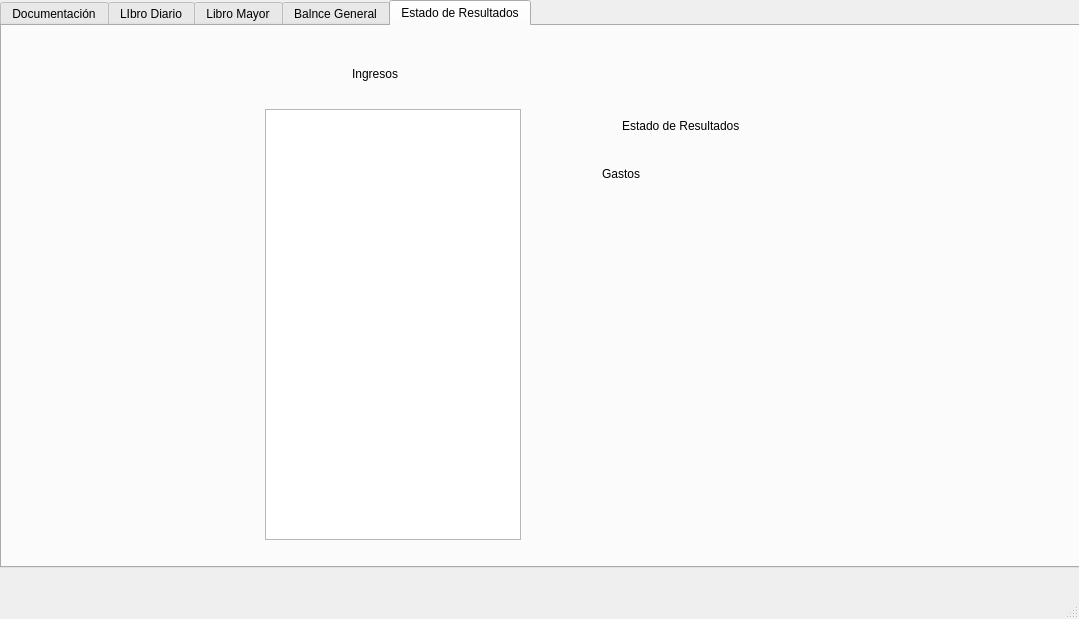
The window that mainwindow.ui (pabloflores465/Proyecto-Informatica-3) describes before a commit, drawn with Qt 5.
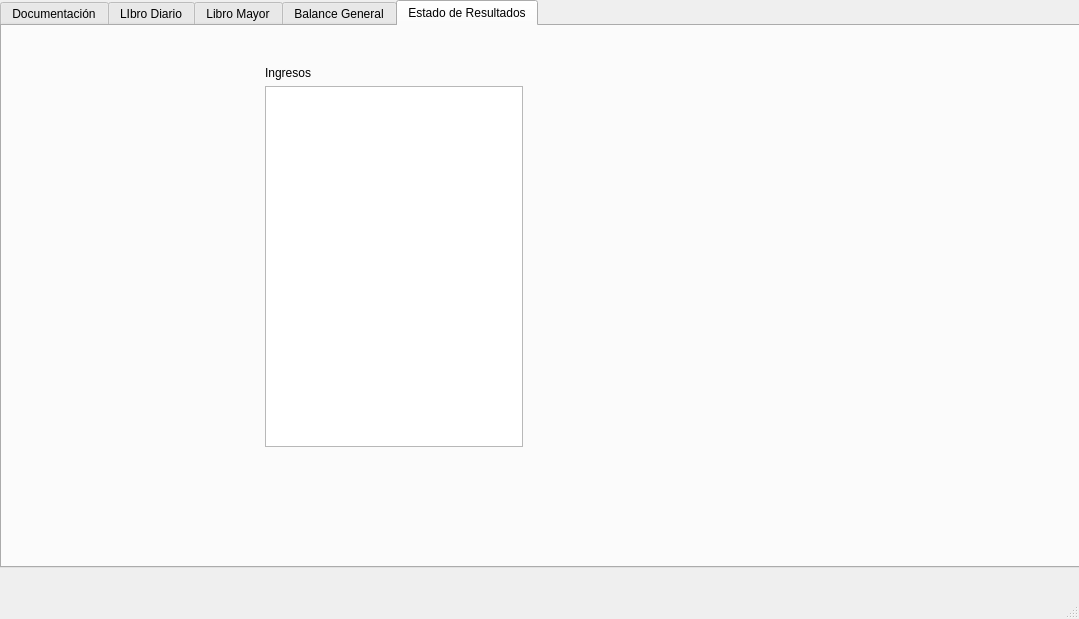
The same window after the commit. The open tabs and pages were chosen to show the change.

```diff
--- a/mainwindow.ui
+++ b/mainwindow.ui
@@ -360,7 +360,7 @@
     </widget>
     <widget class="QWidget" name="tab_4">
      <attribute name="title">
-      <string>Balnce General</string>
+      <string>Balance General</string>
      </attribute>
      <widget class="QLabel" name="label_6">
       <property name="geometry">
@@ -443,54 +443,27 @@
      <attribute name="title">
       <string>Estado de Resultados</string>
      </attribute>
-     <widget class="QLabel" name="label_7">
-      <property name="geometry">
-       <rect>
-        <x>620</x>
-        <y>90</y>
-        <width>131</width>
-        <height>20</height>
-       </rect>
-      </property>
-      <property name="text">
-       <string>Estado de Resultados</string>
-      </property>
-     </widget>
-     <widget class="QLabel" name="label_21">
-      <property name="geometry">
-       <rect>
-        <x>600</x>
-        <y>140</y>
-        <width>91</width>
-        <height>16</height>
-       </rect>
-      </property>
-      <property name="text">
-       <string>Gastos</string>
-      </property>
-     </widget>
-     <widget class="QLabel" name="label_20">
-      <property name="geometry">
-       <rect>
-        <x>350</x>
-        <y>40</y>
-        <width>91</width>
-        <height>16</height>
-       </rect>
-      </property>
-      <property name="text">
-       <string>Ingresos</string>
-      </property>
-     </widget>
-     <widget class="QListWidget" name="estadoRList">
+     <widget class="QWidget" name="layoutWidget">
       <property name="geometry">
        <rect>
         <x>263</x>
-        <y>83</y>
-        <width>256</width>
-        <height>431</height>
+        <y>40</y>
+        <width>258</width>
+        <height>381</height>
        </rect>
       </property>
+      <layout class="QVBoxLayout" name="verticalLayout_4">
+       <item>
+        <widget class="QLabel" name="label_20">
+         <property name="text">
+          <string>Ingresos</string>
+         </property>
+        </widget>
+       </item>
+       <item>
+        <widget class="QListWidget" name="estadoRList"/>
+       </item>
+      </layout>
      </widget>
     </widget>
    </widget>
```
Left out of the diff: 82 changed lines with no effect on the pictures.
